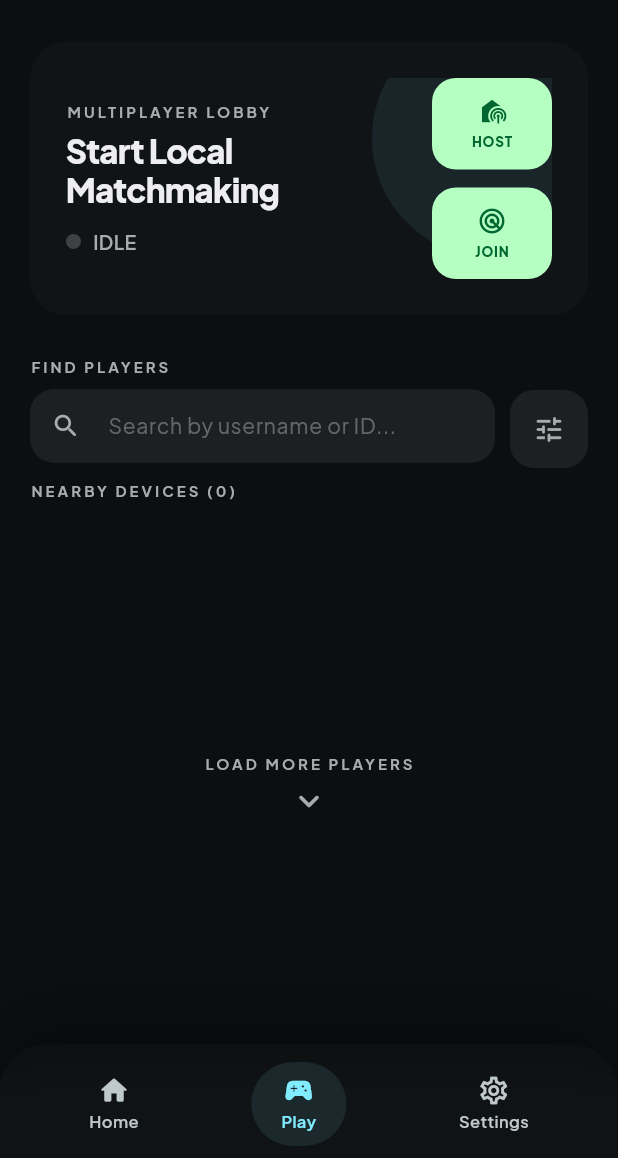
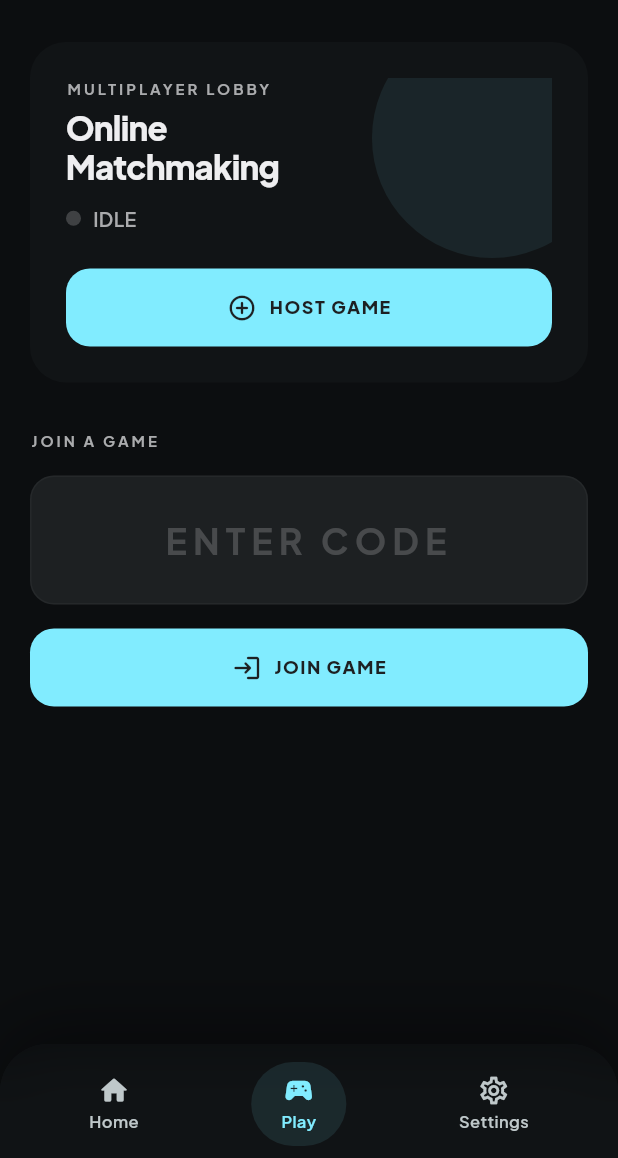
Before and after one commit to Kalpeshharsad/Tik-Tac-Toe, a Flutter app: the MultiplayerLobbyScreen screen opened by its route, on a phone screen of 412 x 824 dp, the part 78-1236 px from its top. Run offline on Flutter 3.47's test engine with Material 3 defaults, Android fonts, the phone set to English and light mode, and no system bars; our stand-ins replace audioplayers, go_router, google_fonts, shared_preferences; missing offline and left inert: nearby_connections, peerdart; accounts and stored records are empty.

Commit message:
feat: migrate from local bluetooth to online webrtc matchmaking using peerdart

```diff
--- a/lib/screens/game_board_screen.dart
+++ b/lib/screens/game_board_screen.dart
@@ -12,7 +12,7 @@ import 'package:kinetic_tictactoe/widgets/game_tile.dart';
 import 'package:kinetic_tictactoe/widgets/win_line_painter.dart';
 import 'package:kinetic_tictactoe/state/settings_state.dart';
 import 'package:kinetic_tictactoe/utils/sound_manager.dart';
-import 'package:kinetic_tictactoe/services/nearby_service.dart';
+import 'package:kinetic_tictactoe/services/peer_service.dart';
 
 class GameBoardScreen extends StatefulWidget {
   final bool vsAI;
@@ -55,14 +55,14 @@ class _GameBoardScreenState extends State<GameBoardScreen>
     final gs = context.read<GameState>();
     if (!gs.isMultiplayer) return;
 
-    final nearby = NearbyService();
+    final peerService = PeerService();
 
     // Send local moves
     gs.onMoveMade = (index) {
-      nearby.sendMove(index);
+      peerService.sendMessage({'type': 'move', 'index': index});
     };
 
-    nearby.onDataReceived = (data) {
+    peerService.onDataReceived = (data) {
       if (data['type'] == 'move') {
         final index = data['index'] as int;
         final settings = context.read<SettingsState>();
@@ -76,7 +76,7 @@ class _GameBoardScreenState extends State<GameBoardScreen>
       }
     };
 
-    nearby.onDisconnected = (id) {
+    peerService.onConnectionLost = () {
       if (mounted) {
         ScaffoldMessenger.of(context).showSnackBar(
           const SnackBar(content: Text('Opponent disconnected')),
@@ -549,6 +549,7 @@ class _GameBoardScreenState extends State<GameBoardScreen>
         Expanded(
           child: GestureDetector(
             onTap: () {
+              PeerService().stopAll();
               gs.disableMultiplayer();
               gs.resetAll();
               context.go('/');
--- a/lib/screens/multiplayer_lobby_screen.dart
+++ b/lib/screens/multiplayer_lobby_screen.dart
@@ -1,16 +1,14 @@
 import 'package:flutter/material.dart';
+import 'package:flutter/services.dart';
 import 'package:google_fonts/google_fonts.dart';
 import 'package:go_router/go_router.dart';
 import 'package:kinetic_tictactoe/theme/app_theme.dart';
 import 'package:kinetic_tictactoe/widgets/kinetic_app_bar.dart';
 import 'package:kinetic_tictactoe/widgets/bottom_nav_bar.dart';
-import 'package:kinetic_tictactoe/widgets/player_card.dart';
-import 'package:permission_handler/permission_handler.dart';
-import 'package:kinetic_tictactoe/services/nearby_service.dart';
+import 'package:kinetic_tictactoe/services/peer_service.dart';
 import 'package:provider/provider.dart';
 import 'package:kinetic_tictactoe/state/settings_state.dart';
 import 'package:kinetic_tictactoe/state/game_state.dart';
-import 'package:nearby_connections/nearby_connections.dart';
 
 class MultiplayerLobbyScreen extends StatefulWidget {
   const MultiplayerLobbyScreen({super.key});
@@ -21,11 +19,8 @@ class MultiplayerLobbyScreen extends StatefulWidget {
 
 class _MultiplayerLobbyScreenState extends State<MultiplayerLobbyScreen>
     with SingleTickerProviderStateMixin {
-  final _searchCtrl = TextEditingController();
+  final _codeCtrl = TextEditingController();
   late AnimationController _pingCtrl;
-  final Map<String, String> _discoveredDevices = {}; // ID -> Name
-  bool _isSearching = false;
-  final _nearbyService = NearbyService();
 
   @override
   void initState() {
@@ -35,233 +30,112 @@ class _MultiplayerLobbyScreenState extends State<MultiplayerLobbyScreen>
       duration: const Duration(milliseconds: 1000),
     );
 
-    // Set up callbacks
-    _nearbyService.onEndpointFound = (id, name) {
-      debugPrint('Endpoint found: $id - $name');
-      setState(() => _discoveredDevices[id] = name);
-    };
-    _nearbyService.onEndpointLost = (id) {
-      setState(() => _discoveredDevices.remove(id));
-    };
-    _nearbyService.onConnectionInitiated = (id, info) {
-      _showConnectionRequestDialog(id, info);
-    };
-    _nearbyService.onConnected = (id) {
-      final gameState = Provider.of<GameState>(context, listen: false);
-      // Host stays X, Joiner becomes O?
-      // Actually nearby_connections doesn't tell us who is who easily,
-      // but usually the advertiser is the host.
-      final mySign = _nearbyService.status == NearbyStatus.advertising ? 'X' : 'O';
-      gameState.setupMultiplayer(mySign);
-
-      // Navigate to game
-      if (mounted) context.go('/play');
-    };
+    // Initial sync
+    WidgetsBinding.instance.addPostFrameCallback((_) {
+      _syncPeerState();
+    });
   }
 
-  bool _isHosting = false;
-  bool _isJoining = false;
-
-  Future<void> _stopAll() async {
-    _nearbyService.stopAll();
+  void _syncPeerState() {
+    final svc = PeerService();
+    if (svc.status == PeerStatus.hosting || svc.status == PeerStatus.connecting) {
+      _pingCtrl.repeat(reverse: true);
+    } else {
       _pingCtrl.stop();
-    setState(() {
-      _isSearching = false;
-      _isHosting = false;
-      _isJoining = false;
-      _discoveredDevices.clear();
-    });
-    // Wait for native side to fully cycle
-    await Future.delayed(const Duration(milliseconds: 500));
-  }
-
-  Future<bool> _requestPermissions() async {
-    final bool isAndroid = Theme.of(context).platform == TargetPlatform.android;
-
-    if (isAndroid) {
-      final permissions = [
-        Permission.location,
-        Permission.bluetoothScan,
-        Permission.bluetoothAdvertise,
-        Permission.bluetoothConnect,
-        Permission.nearbyWifiDevices,
-      ];
-
-      await permissions.request();
-      // On Android, we'll try to proceed as long as Location is granted.
-      // Other permissions might report denied on older Android versions where they're not needed.
-      final locStatus = await Permission.location.status;
-      return locStatus.isGranted;
-    } else {
-      // iOS
-      final status = await Permission.bluetooth.request();
-      return status.isGranted;
     }
   }
 
-  Future<void> _startHosting() async {
-    if (_isHosting) {
-      await _stopAll();
+  void _stopAll() {
+    PeerService().stopAll();
+    _pingCtrl.stop();
+    setState(() {});
+  }
+
+  void _startHosting() {
+    if (PeerService().status != PeerStatus.idle) {
+      _stopAll();
       return;
     }
 
-    if (!await _requestPermissions()) {
-      _showPermissionError();
+    final username = context.read<SettingsState>().userName;
+    final svc = PeerService();
+
+    svc.onConnectionEstablished = () {
+      final gameState = context.read<GameState>();
+      // Host is always X
+      gameState.setupMultiplayer('X');
+      if (mounted) context.go('/play');
+    };
+
+    svc.startHosting(username);
+    _syncPeerState();
+    setState(() {});
+  }
+
+  void _startJoining() {
+    final code = _codeCtrl.text.trim().toUpperCase();
+    if (code.length != 6) {
+      ScaffoldMessenger.of(context).showSnackBar(
+        const SnackBar(content: Text('Please enter a valid 6-character room code'), backgroundColor: KColors.error),
+      );
       return;
     }
 
-    final username = Provider.of<SettingsState>(context, listen: false).userName;
-    try {
-      bool success = await _nearbyService.startAdvertising(username);
-      if (success) {
-        _pingCtrl.repeat(reverse: true);
-        setState(() {
-          _isHosting = true;
-          _isSearching = true;
-        });
-      } else {
-        _showError('Failed to start Host mode. Check Bluetooth.');
-      }
-    } catch (e) {
-      _showError('Discovery Error: $e');
-    }
-  }
-
-  Future<void> _startJoining() async {
-    if (_isJoining) {
-      await _stopAll();
+    if (PeerService().status != PeerStatus.idle) {
+      _stopAll();
       return;
     }
 
-    if (!await _requestPermissions()) {
-      _showPermissionError();
-      return;
-    }
+    final username = context.read<SettingsState>().userName;
+    final svc = PeerService();
 
-    final username = Provider.of<SettingsState>(context, listen: false).userName;
-    try {
-      bool success = await _nearbyService.startDiscovery(username);
-      if (success) {
-        _pingCtrl.repeat(reverse: true);
-        setState(() {
-          _isJoining = true;
-          _isSearching = true;
-        });
-      } else {
-        _showError('Failed to start Join mode. Check Bluetooth.');
-      }
-    } catch (e) {
-      _showError('Discovery Error: $e');
-    }
-  }
+    svc.onConnectionEstablished = () {
+      final gameState = context.read<GameState>();
+      // Joiner is always O
+      gameState.setupMultiplayer('O');
+      if (mounted) context.go('/play');
+    };
 
-  void _showError(dynamic msg) {
-    if (mounted) {
-      final String text = msg is Exception ? msg.toString() : msg.toString();
-      ScaffoldMessenger.of(context).showSnackBar(
-        SnackBar(content: Text(text), backgroundColor: KColors.error),
-      );
-    }
-  }
-
-  void _showPermissionError() {
-    if (mounted) {
-      ScaffoldMessenger.of(context).showSnackBar(
-        const SnackBar(content: Text('Permissions required for Local Multiplayer')),
-      );
-    }
-  }
-
-  void _showConnectionRequestDialog(String id, ConnectionInfo info) {
-    showDialog(
-      context: context,
-      barrierDismissible: false,
-      builder: (ctx) => AlertDialog(
-        backgroundColor: KColors.surfaceContainerHigh,
-        title: const Text('Connection Request'),
-        content: Text('Accept invitation from ${info.endpointName}?'),
-        actions: [
-          TextButton(
-            onPressed: () {
-              Nearby().rejectConnection(id);
-              Navigator.pop(ctx);
-            },
-            child: const Text('Reject'),
-          ),
-          ElevatedButton(
-            onPressed: () {
-              _nearbyService.acceptConnection(id);
-              Navigator.pop(ctx);
-            },
-            child: const Text('Accept'),
-          ),
-        ],
-      ),
-    );
+    svc.joinRoom(username, code);
+    _syncPeerState();
+    setState(() {});
   }
 
   @override
   void dispose() {
     _pingCtrl.dispose();
-    _searchCtrl.dispose();
+    _codeCtrl.dispose();
     super.dispose();
   }
 
   @override
   Widget build(BuildContext context) {
+    // We listen to PeerService changes manually or use AnimatedBuilder
     return Scaffold(
       backgroundColor: KColors.surface,
       appBar: const KineticAppBar(),
-      body: CustomScrollView(
+      body: AnimatedBuilder(
+        animation: PeerService(),
+        builder: (context, _) {
+          final svc = PeerService();
+          return CustomScrollView(
             slivers: [
               SliverPadding(
                 padding: const EdgeInsets.fromLTRB(20, 16, 20, 0),
                 sliver: SliverList(
                   delegate: SliverChildListDelegate([
-                _buildMatchmakingCard(),
-                const SizedBox(height: 24),
-                _buildSearchBar(),
-                const SizedBox(height: 8),
-                _buildPlayersHeader(),
-                const SizedBox(height: 12),
+                    _buildMatchmakingCard(svc),
+                    const SizedBox(height: 32),
+                    if (svc.status == PeerStatus.hosting)
+                      _buildHostView(svc)
+                    else if (svc.status == PeerStatus.idle || svc.status == PeerStatus.connecting)
+                      _buildJoinView(svc),
                   ]),
                 ),
               ),
-          SliverPadding(
-            padding: const EdgeInsets.fromLTRB(20, 0, 20, 140),
-            sliver: SliverList(
-              delegate: SliverChildBuilderDelegate(
-                (context, index) {
-                  if (index >= _discoveredDevices.length) return null;
-                  final id = _discoveredDevices.keys.elementAt(index);
-                  final name = _discoveredDevices[id]!;
-                  return Padding(
-                    padding: const EdgeInsets.only(bottom: 12),
-                    child: PlayerCard(
-                      username: name,
-                      title: 'Nearby Device',
-                      level: 'P2P',
-                      isOnline: true,
-                      isElite: false,
-                      isOffline: false,
-                      onChallenge: () {
-                        final username = Provider.of<SettingsState>(context, listen: false).userName;
-                        _nearbyService.invite(id, username);
-                      },
-                    ),
+            ],
           );
         },
-                childCount: _discoveredDevices.length,
-              ),
-            ),
-          ),
-          SliverToBoxAdapter(
-            child: Padding(
-              padding: const EdgeInsets.only(bottom: 32),
-              child: _buildLoadMore(),
-            ),
-          ),
-        ],
       ),
       bottomNavigationBar: KineticBottomNavBar(
         currentIndex: 1,
@@ -279,15 +153,15 @@ class _MultiplayerLobbyScreenState extends State<MultiplayerLobbyScreen>
     required IconData icon,
     required String label,
   }) {
-    final color = isActive ? KColors.error : (isOtherActive ? KColors.surfaceContainerHigh : KColors.tertiary);
-    final onColor = isActive ? Colors.white : (isOtherActive ? KColors.onSurfaceVariant : KColors.onTertiary);
+    final color = isActive ? KColors.error : (isOtherActive ? KColors.surfaceContainerHigh : KColors.primary);
+    final onColor = isActive ? Colors.white : (isOtherActive ? KColors.onSurfaceVariant : KColors.surfaceContainerHigh);
 
     return GestureDetector(
       onTap: isOtherActive ? null : onTap,
       child: AnimatedContainer(
         duration: const Duration(milliseconds: 300),
-        width: 80,
-        padding: const EdgeInsets.symmetric(vertical: 12),
+        width: double.infinity,
+        padding: const EdgeInsets.symmetric(vertical: 16),
         decoration: BoxDecoration(
           color: color,
           borderRadius: BorderRadius.circular(KRadius.md),
@@ -299,17 +173,18 @@ class _MultiplayerLobbyScreenState extends State<MultiplayerLobbyScreen>
             ),
           ] : [],
         ),
-        child: Column(
+        child: Row(
+          mainAxisAlignment: MainAxisAlignment.center,
           children: [
-            Icon(isActive ? Icons.stop_rounded : icon, color: onColor, size: 20),
-            const SizedBox(height: 4),
+            Icon(isActive ? Icons.cancel_rounded : icon, color: onColor, size: 20),
+            const SizedBox(width: 8),
             Text(
-              isActive ? 'STOP' : label,
+              isActive ? 'CANCEL MATCHMAKING' : label,
               style: GoogleFonts.plusJakartaSans(
-                fontSize: 9,
+                fontSize: 12,
                 fontWeight: FontWeight.w800,
                 color: onColor,
-                letterSpacing: 0.5,
+                letterSpacing: 1,
               ),
             ),
           ],
@@ -318,7 +193,14 @@ class _MultiplayerLobbyScreenState extends State<MultiplayerLobbyScreen>
     );
   }
 
-  Widget _buildMatchmakingCard() {
+  Widget _buildMatchmakingCard(PeerService svc) {
+    final isHosting = svc.status == PeerStatus.hosting;
+    final isConnecting = svc.status == PeerStatus.connecting;
+
+    String titleText = 'Online\nMatchmaking';
+    if (isHosting) titleText = 'Host Mode\nWaiting...';
+    if (isConnecting) titleText = 'Join Mode\nConnecting...';
+
     return Container(
       padding: const EdgeInsets.all(24),
       decoration: BoxDecoration(
@@ -337,10 +219,7 @@ class _MultiplayerLobbyScreenState extends State<MultiplayerLobbyScreen>
               ),
             ),
           ),
-          Row(
-            children: [
-              Expanded(
-                child: Column(
+          Column(
             crossAxisAlignment: CrossAxisAlignment.start,
             children: [
               Text(
@@ -354,7 +233,7 @@ class _MultiplayerLobbyScreenState extends State<MultiplayerLobbyScreen>
               ),
               const SizedBox(height: 6),
               Text(
-                      _isHosting ? 'Host Mode\nWaiting...' : (_isJoining ? 'Join Mode\nScanning...' : 'Start Local\nMatchmaking'),
+                titleText,
                 style: GoogleFonts.plusJakartaSans(
                   fontSize: 22,
                   fontWeight: FontWeight.w800,
@@ -372,41 +251,32 @@ class _MultiplayerLobbyScreenState extends State<MultiplayerLobbyScreen>
                       width: 10, height: 10,
                       decoration: BoxDecoration(
                         shape: BoxShape.circle,
-                              color: (_isSearching) ? KColors.primary : KColors.onSurfaceVariant.withValues(alpha: 0.3),
+                        color: (isHosting || isConnecting) ? KColors.primary : KColors.onSurfaceVariant.withValues(alpha: 0.3),
                       ),
                     ),
                     const SizedBox(width: 8),
                     Text(
-                            _isSearching ? 'ACTIVE' : 'IDLE',
+                      (isHosting || isConnecting) ? 'ACTIVE' : 'IDLE',
                       style: GoogleFonts.plusJakartaSans(
                         fontSize: 13,
                         fontWeight: FontWeight.w600,
-                              color: _isSearching ? KColors.primary : KColors.onSurfaceVariant,
+                        color: (isHosting || isConnecting) ? KColors.primary : KColors.onSurfaceVariant,
                       ),
                     ),
                   ],
                 ),
               ),
-                  ],
+              const SizedBox(height: 24),
+              Row(
+                children: [
+                  Expanded(
+                    child: _buildMatchmakingButton(
+                      onTap: _startHosting,
+                      isActive: isHosting,
+                      isOtherActive: isConnecting,
+                      icon: Icons.add_circle_outline_rounded,
+                      label: 'HOST GAME',
                     ),
-              ),
-              const SizedBox(width: 16),
-              Column(
-                children: [
-                  _buildMatchmakingButton(
-                    onTap: _startHosting,
-                    isActive: _isHosting,
-                    isOtherActive: _isJoining,
-                    icon: Icons.broadcast_on_personal_rounded,
-                    label: 'HOST',
-                  ),
-                  const SizedBox(height: 12),
-                  _buildMatchmakingButton(
-                    onTap: _startJoining,
-                    isActive: _isJoining,
-                    isOtherActive: _isHosting,
-                    icon: Icons.radar_rounded,
-                    label: 'JOIN',
                   ),
                 ],
               ),
@@ -417,15 +287,11 @@ class _MultiplayerLobbyScreenState extends State<MultiplayerLobbyScreen>
     );
   }
 
-  Widget _buildSearchBar() {
-    return Row(
-      children: [
-        Expanded(
-          child: Column(
-            crossAxisAlignment: CrossAxisAlignment.start,
+  Widget _buildHostView(PeerService svc) {
+    return Column(
       children: [
         Text(
-                'FIND PLAYERS',
+          'YOUR ROOM CODE',
           style: GoogleFonts.plusJakartaSans(
             fontSize: 10,
             fontWeight: FontWeight.w700,
@@ -433,73 +299,51 @@ class _MultiplayerLobbyScreenState extends State<MultiplayerLobbyScreen>
             letterSpacing: 2,
           ),
         ),
-              const SizedBox(height: 8),
+        const SizedBox(height: 16),
         Container(
+          padding: const EdgeInsets.symmetric(horizontal: 32, vertical: 24),
           decoration: BoxDecoration(
             color: KColors.surfaceContainerHigh,
-                  borderRadius: BorderRadius.circular(KRadius.md),
+            borderRadius: BorderRadius.circular(KRadius.lg),
+            border: Border.all(color: KColors.primary.withValues(alpha: 0.3), width: 2),
+            boxShadow: [
+              BoxShadow(
+                color: KColors.primary.withValues(alpha: 0.1),
+                blurRadius: 20,
+                spreadRadius: 2,
+              )
+            ]
           ),
-                child: TextField(
-                  controller: _searchCtrl,
+          child: Text(
+            svc.currentRoomCode ?? '------',
             style: GoogleFonts.plusJakartaSans(
+              fontSize: 48,
+              fontWeight: FontWeight.bold,
+              letterSpacing: 8,
               color: KColors.onSurface,
-                    fontSize: 14,
-                  ),
-                  decoration: InputDecoration(
-                    hintText: 'Search by username or ID...',
-                    hintStyle: GoogleFonts.plusJakartaSans(
-                      color: KColors.onSurfaceVariant.withValues(alpha: 0.5),
-                      fontSize: 14,
-                    ),
-                    prefixIcon: const Icon(Icons.search_rounded,
-                        color: KColors.onSurfaceVariant, size: 20),
-                    border: InputBorder.none,
-                    contentPadding: const EdgeInsets.symmetric(
-                        horizontal: 16, vertical: 14),
             ),
           ),
         ),
-            ],
+        const SizedBox(height: 16),
+        Text(
+          'Share this code with your opponent.',
+          style: GoogleFonts.plusJakartaSans(
+            fontSize: 14,
+            color: KColors.onSurfaceVariant,
           ),
-        ),
-        const SizedBox(width: 10),
-        Padding(
-          padding: const EdgeInsets.only(top: 26),
-          child: Container(
-            width: 52, height: 52,
-            decoration: BoxDecoration(
-              color: KColors.surfaceContainerHigh,
-              borderRadius: BorderRadius.circular(KRadius.md),
-            ),
-            child: const Icon(Icons.tune_rounded,
-                color: KColors.onSurfaceVariant, size: 22),
-          ),
-        ),
+        )
       ],
     );
   }
 
-  Widget _buildPlayersHeader() {
-    return Text(
-      'NEARBY DEVICES (${_discoveredDevices.length})',
-      style: GoogleFonts.plusJakartaSans(
-        fontSize: 10,
-        fontWeight: FontWeight.w700,
-        color: KColors.onSurfaceVariant,
-        letterSpacing: 2,
-      ),
-    );
-  }
+  Widget _buildJoinView(PeerService svc) {
+    final isConnecting = svc.status == PeerStatus.connecting;
 
-  Widget _buildLoadMore() {
-    return GestureDetector(
-      onTap: () {},
-      child: Padding(
-        padding: const EdgeInsets.symmetric(vertical: 16),
-        child: Column(
+    return Column(
+      crossAxisAlignment: CrossAxisAlignment.start,
       children: [
         Text(
-              'LOAD MORE PLAYERS',
+          'JOIN A GAME',
           style: GoogleFonts.plusJakartaSans(
             fontSize: 10,
             fontWeight: FontWeight.w700,
@@ -507,13 +351,52 @@ class _MultiplayerLobbyScreenState extends State<MultiplayerLobbyScreen>
             letterSpacing: 2,
           ),
         ),
-            const SizedBox(height: 4),
-            const Icon(Icons.expand_more_rounded,
-                color: KColors.onSurfaceVariant, size: 28),
+        const SizedBox(height: 16),
+        Container(
+          decoration: BoxDecoration(
+            color: KColors.surfaceContainerHigh,
+            borderRadius: BorderRadius.circular(KRadius.md),
+            border: Border.all(
+              color: KColors.outlineVariant.withValues(alpha: 0.2),
+            )
+          ),
+          child: TextField(
+            controller: _codeCtrl,
+            enabled: !isConnecting,
+            textCapitalization: TextCapitalization.characters,
+            inputFormatters: [
+              LengthLimitingTextInputFormatter(6),
+              FilteringTextInputFormatter.allow(RegExp(r'[A-Za-z0-9]')),
             ],
+            style: GoogleFonts.plusJakartaSans(
+              color: KColors.onSurface,
+              fontSize: 24,
+              fontWeight: FontWeight.bold,
+              letterSpacing: 8,
+            ),
+            textAlign: TextAlign.center,
+            decoration: InputDecoration(
+              hintText: 'ENTER CODE',
+              hintStyle: GoogleFonts.plusJakartaSans(
+                color: KColors.onSurfaceVariant.withValues(alpha: 0.3),
+                fontSize: 24,
+                letterSpacing: 4,
+              ),
+              border: InputBorder.none,
+              contentPadding: const EdgeInsets.symmetric(
+                  horizontal: 16, vertical: 24),
             ),
           ),
+        ),
+        const SizedBox(height: 16),
+        _buildMatchmakingButton(
+          onTap: _startJoining,
+          isActive: isConnecting,
+          isOtherActive: false,
+          icon: Icons.login_rounded,
+          label: 'JOIN GAME',
+        ),
+      ],
     );
   }
-
 }
--- a/pubspec.yaml
+++ b/pubspec.yaml
@@ -14,8 +14,8 @@ dependencies:
   go_router: ^14.2.0
   shared_preferences: ^2.3.2
   audioplayers: ^6.1.0
-  nearby_connections: ^4.3.0
-  permission_handler: ^11.3.1
+  peerdart: ^0.5.6
+  flutter_webrtc: ^0.11.7
 
 dev_dependencies:
   flutter_test:
```
Also changed, not shown: lib/services/peer_service.dart (added, +125 -0 lines), pubspec.lock, 3 other files. Lines whose indentation alone changed are shown as unchanged.
